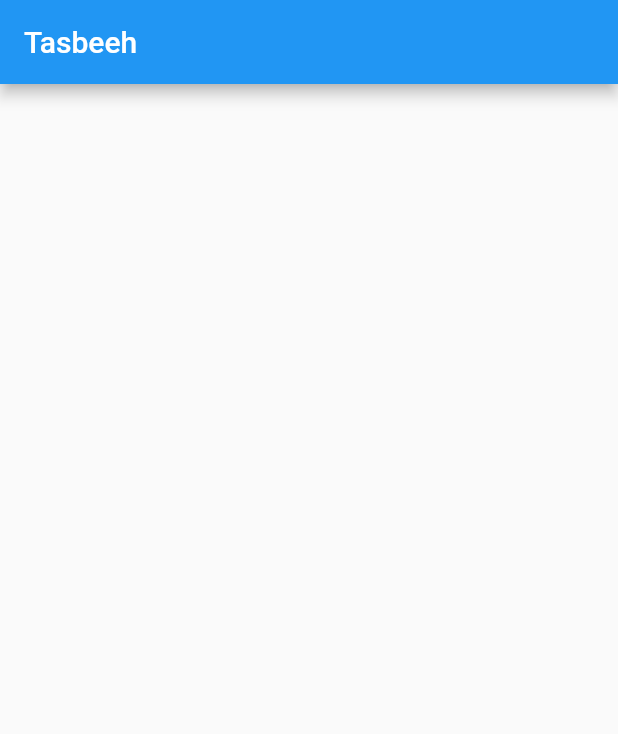
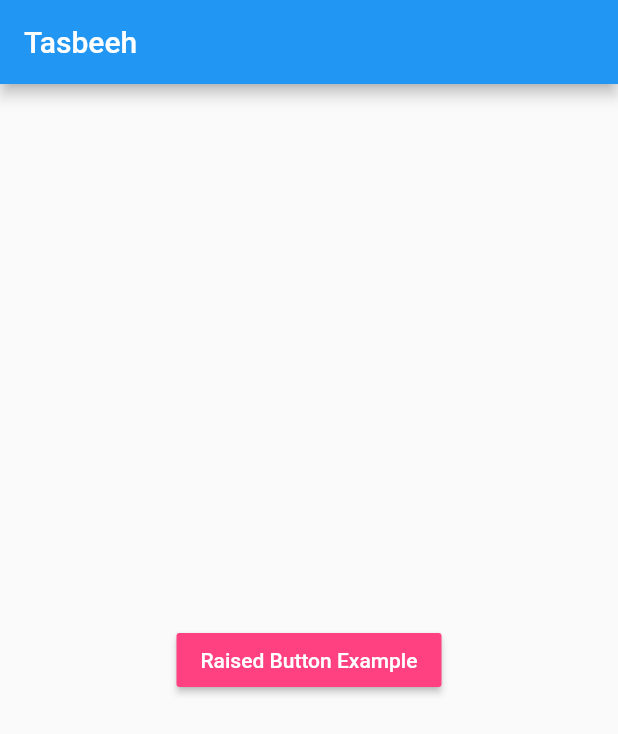
Before and after one commit to Zainulabdi/Zainulabdin, a Flutter app: the screen it shows after launch, on a phone screen of 412 x 824 dp. Shown: the top 734 px of the screen. Run offline on Flutter 3.47's test engine with Material 2 defaults, Android fonts, the light colour scheme and no system bars; our stand-ins replace audioplayers, font_awesome_flutter, rflutter_alert.

Commit message:
create tasbhee button

```diff
--- a/tasbeeh/lib/main.dart
+++ b/tasbeeh/lib/main.dart
@@ -26,7 +26,16 @@ class _InputPageState extends State<InputPage> {
         title: Text('Tasbeeh'),
       ),
       body: Center(
-
+          child: RaisedButton(
+            color: Colors.pinkAccent,
+            child: const Text(
+              "Raised Button Example",
+              style: TextStyle(color: Colors.white),
+            ),
+            onPressed: () {
+              debugPrint("Button clicked!");
+            },
+          ),
       ),
 
     );
```
